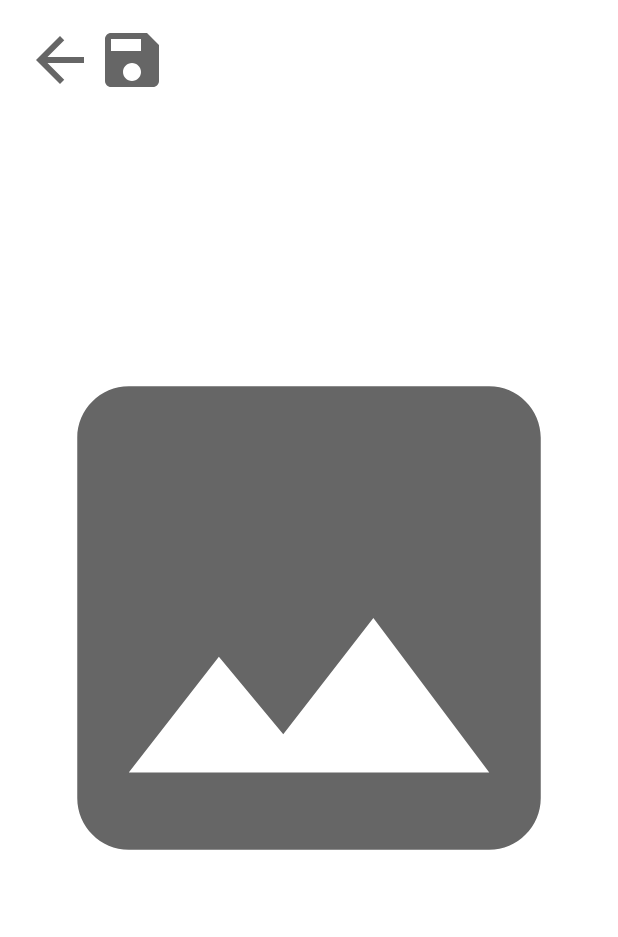
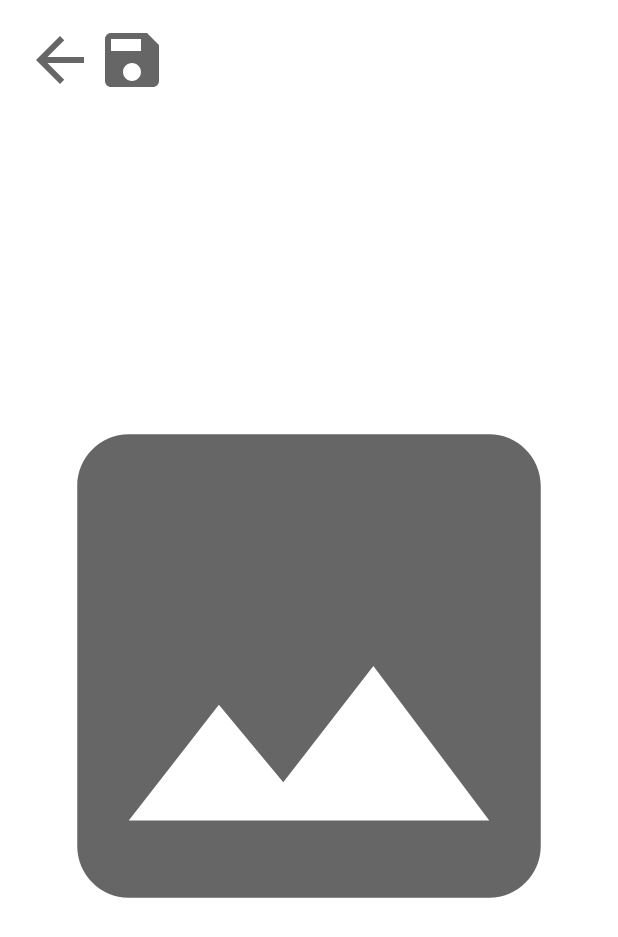
Before and after one commit to alexsit19/RetrofitTask-2021, an Android app: the layout cat_detail_fragment.xml on its own in the app's theme, with its tools: preview values and no code run, on a phone screen of 412 x 824 dp. Shown: the top 937 px of the screen. Run offline under Robolectric (Android 15) with nearby library versions, the phone set to English and light mode, and no system bars.

Commit message:
change cat_detail_fragment.xml

```diff
--- a/app/src/main/res/layout/cat_detail_fragment.xml
+++ b/app/src/main/res/layout/cat_detail_fragment.xml
@@ -30,7 +30,7 @@
         android:layout_height="wrap_content"
         android:adjustViewBounds="true"
         android:src="@drawable/ic_baseline_image_24"
-        app:layout_constraintTop_toTopOf="parent"
+        app:layout_constraintTop_toBottomOf="@id/button_back_iv"
         app:layout_constraintStart_toStartOf="parent"
         app:layout_constraintEnd_toEndOf="parent"
         app:layout_constraintBottom_toBottomOf="parent"
```
